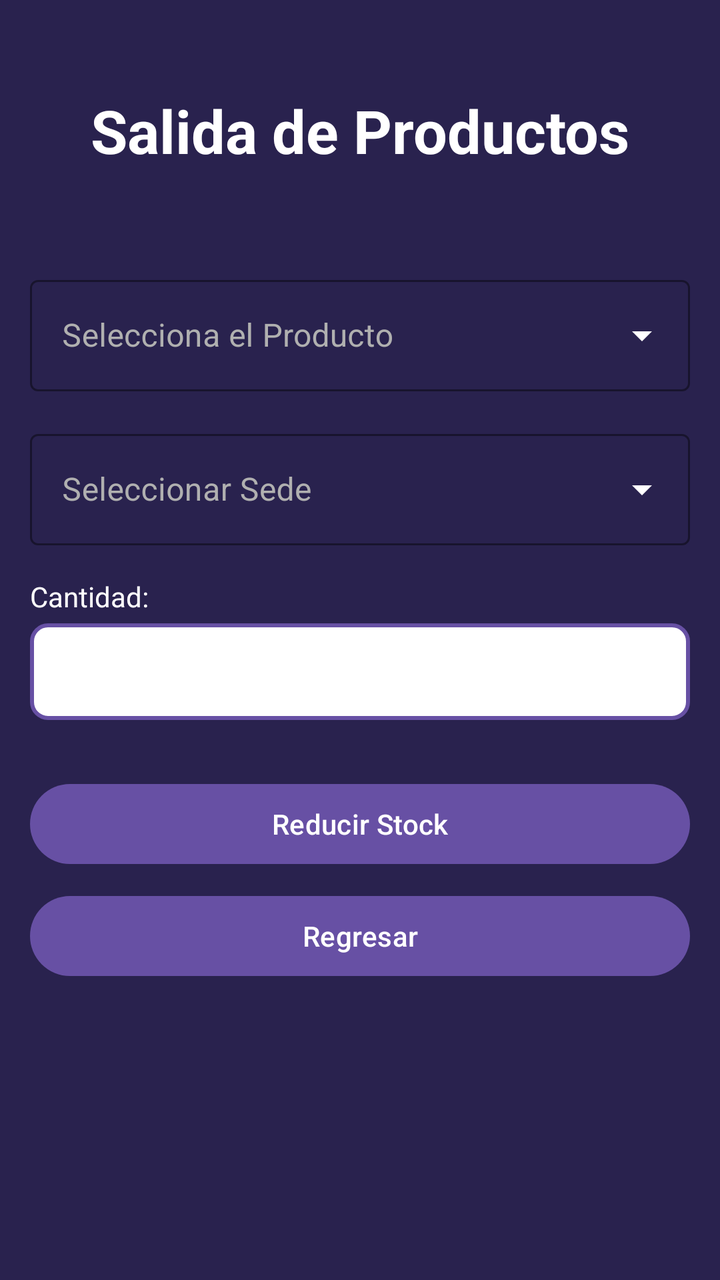
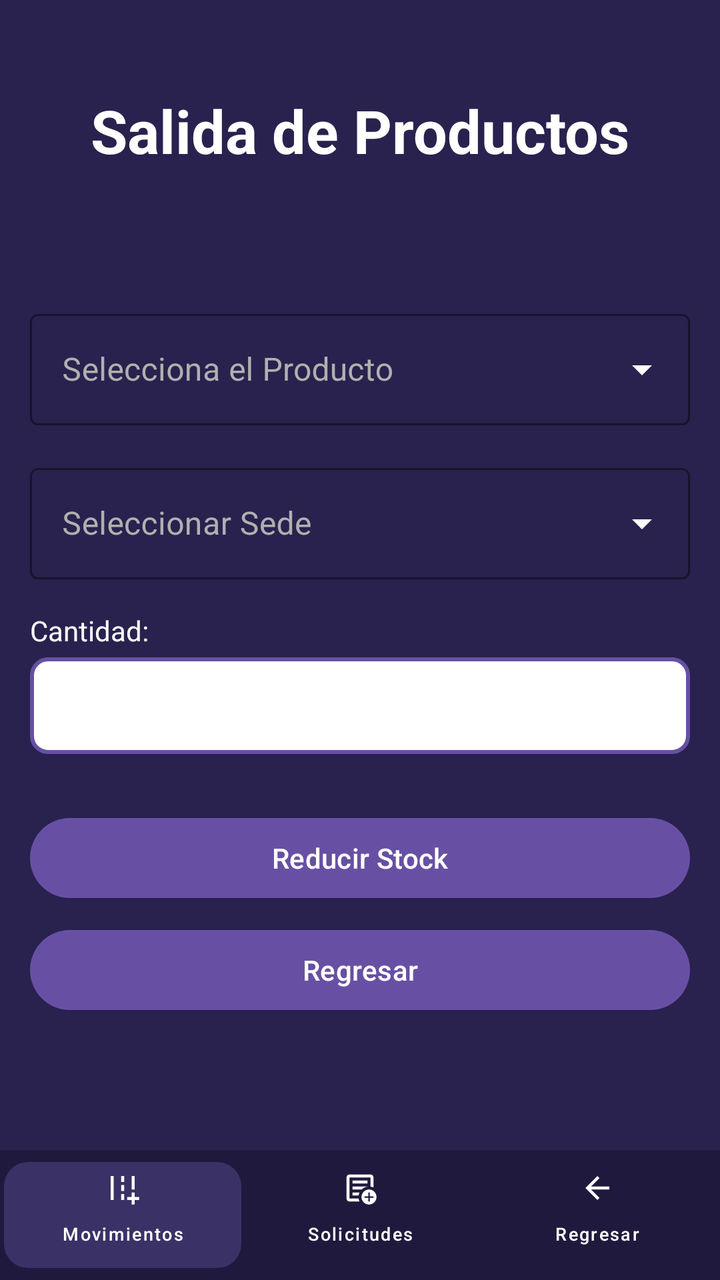

Compare the two renders of this Android layout. The source of the first and the diff that turns it into the second are given below.
<!-- AndroidManifest.xml: application theme Theme.AlcamenProyectoFinal -->
<!-- res/layout/activity_frm_salida_productos.xml -->
<?xml version="1.0" encoding="utf-8"?>
<androidx.constraintlayout.widget.ConstraintLayout xmlns:android="http://schemas.android.com/apk/res/android"
    xmlns:app="http://schemas.android.com/apk/res-auto"
    xmlns:tools="http://schemas.android.com/tools"
    android:id="@+id/main"
    android:background="#29224E"
    android:layout_width="match_parent"
    android:layout_height="match_parent"
    tools:context=".Vista.frmSalidaProductos">

    <TextView
        android:id="@+id/tvTituloSalidaProductos"
        android:layout_width="wrap_content"
        android:layout_height="wrap_content"
        android:layout_marginTop="45dp"
        android:text="Salida de Productos"
        android:textColor="#FFFFFF"
        android:textSize="30sp"
        android:textStyle="bold"
        app:layout_constraintEnd_toEndOf="parent"
        app:layout_constraintStart_toStartOf="parent"
        app:layout_constraintTop_toTopOf="parent" />

    <LinearLayout
        android:layout_width="330dp"
        android:layout_height="wrap_content"
        android:orientation="vertical"
        app:layout_constraintBottom_toBottomOf="parent"
        app:layout_constraintEnd_toEndOf="parent"
        app:layout_constraintStart_toStartOf="parent"
        app:layout_constraintTop_toBottomOf="@+id/tvTituloSalidaProductos"
        app:layout_constraintVertical_bias="0.25">

        <com.google.android.material.textfield.TextInputLayout
            android:id="@+id/txtSeleccionarProducto"
            style="@style/Widget.MaterialComponents.TextInputLayout.OutlinedBox.ExposedDropdownMenu"
            android:layout_width="match_parent"
            android:layout_height="wrap_content"
            android:layout_marginBottom="16dp"
            android:hint="Selecciona el Producto"
            app:hintTextColor="#FFFFFF"
            android:textColorHint="#B0B0B0"
            app:boxStrokeColor="#FFFFFF"
            app:endIconTint="#FFFFFF">

            <AutoCompleteTextView
                android:id="@+id/txtProductoSalida"
                android:layout_width="match_parent"
                android:layout_height="wrap_content"
                android:editable="false"
                android:inputType="none"
                android:textColor="#FFFFFF" />
        </com.google.android.material.textfield.TextInputLayout>

        <com.google.android.material.textfield.TextInputLayout
            android:id="@+id/txtSeleccionarSede"
            style="@style/Widget.MaterialComponents.TextInputLayout.OutlinedBox.ExposedDropdownMenu"
            android:layout_width="match_parent"
            android:layout_height="wrap_content"
            android:layout_marginBottom="16dp"
            android:hint="Seleccionar Sede"
            app:hintTextColor="#FFFFFF"
            android:textColorHint="#B0B0B0"
            app:boxStrokeColor="#FFFFFF"
            app:endIconTint="#FFFFFF">

            <AutoCompleteTextView
                android:id="@+id/txtSedeSalida"
                android:layout_width="match_parent"
                android:layout_height="wrap_content"
                android:editable="false"
                android:inputType="none"
                android:textColor="#FFFFFF" />
        </com.google.android.material.textfield.TextInputLayout>

        <TextView
            android:id="@+id/textView31"
            android:layout_width="match_parent"
            android:layout_height="wrap_content"
            android:text="Cantidad:"
            android:textColor="#FFFFFF"
            android:textSize="14sp"
            android:layout_marginBottom="4dp" />

        <EditText
            android:id="@+id/txtCantidadSalida"
            android:layout_width="match_parent"
            android:layout_height="wrap_content"
            android:layout_marginBottom="28dp"
            android:background="@drawable/input_border"
            android:ems="10"
            android:inputType="number"
            android:padding="12dp"
            android:textColor="#000000" />

        <Button
            android:id="@+id/button43"
            android:layout_width="match_parent"
            android:layout_height="wrap_content"
            android:onClick="btnReducirStock"
            android:text="Reducir Stock"
            android:layout_marginBottom="8dp" />

        <Button
            android:id="@+id/button44"
            android:layout_width="match_parent"
            android:layout_height="wrap_content"
            android:onClick="btnRegresar"
            android:text="Regresar" />
    </LinearLayout>

</androidx.constraintlayout.widget.ConstraintLayout>
<!-- resources referenced by this layout -->
<resources>
  <!-- drawable input_border (drawable) -->
  <?xml version="1.0" encoding="utf-8"?>
  <shape xmlns:android="http://schemas.android.com/apk/res/android"
      android:shape="rectangle">
  
      <solid android:color="#FFFFFF" />
  
      <stroke
          android:width="2dp"
          android:color="#6750A4" />
  
      <corners android:radius="8dp" />
  
  </shape>
  <style name="Theme.AlcamenProyectoFinal" parent="Base.Theme.AlcamenProyectoFinal" />
  <style name="Base.Theme.AlcamenProyectoFinal" parent="Theme.Material3.DayNight.NoActionBar">
          
          
      </style>
</resources>

<!-- the commit's change to res/layout/activity_frm_salida_productos.xml (unified diff, before → after) -->
@@ -3,11 +3,12 @@
     xmlns:app="http://schemas.android.com/apk/res-auto"
     xmlns:tools="http://schemas.android.com/tools"
     android:id="@+id/main"
-    android:background="#29224E"
     android:layout_width="match_parent"
     android:layout_height="match_parent"
+    android:background="#29224E"
     tools:context=".Vista.frmSalidaProductos">
 
+    
     <TextView
         android:id="@+id/tvTituloSalidaProductos"
         android:layout_width="wrap_content"
@@ -21,15 +22,15 @@
         app:layout_constraintStart_toStartOf="parent"
         app:layout_constraintTop_toTopOf="parent" />
 
+    
     <LinearLayout
         android:layout_width="330dp"
         android:layout_height="wrap_content"
         android:orientation="vertical"
-        app:layout_constraintBottom_toBottomOf="parent"
+        app:layout_constraintBottom_toTopOf="@+id/footerSalidaProductos"
         app:layout_constraintEnd_toEndOf="parent"
         app:layout_constraintStart_toStartOf="parent"
-        app:layout_constraintTop_toBottomOf="@+id/tvTituloSalidaProductos"
-        app:layout_constraintVertical_bias="0.25">
+        app:layout_constraintTop_toBottomOf="@+id/tvTituloSalidaProductos">
 
         <com.google.android.material.textfield.TextInputLayout
             android:id="@+id/txtSeleccionarProducto"
@@ -38,10 +39,10 @@
             android:layout_height="wrap_content"
             android:layout_marginBottom="16dp"
             android:hint="Selecciona el Producto"
-            app:hintTextColor="#FFFFFF"
             android:textColorHint="#B0B0B0"
             app:boxStrokeColor="#FFFFFF"
-            app:endIconTint="#FFFFFF">
+            app:endIconTint="#FFFFFF"
+            app:hintTextColor="#FFFFFF">
 
             <AutoCompleteTextView
                 android:id="@+id/txtProductoSalida"
@@ -59,10 +60,10 @@
             android:layout_height="wrap_content"
             android:layout_marginBottom="16dp"
             android:hint="Seleccionar Sede"
-            app:hintTextColor="#FFFFFF"
             android:textColorHint="#B0B0B0"
             app:boxStrokeColor="#FFFFFF"
-            app:endIconTint="#FFFFFF">
+            app:endIconTint="#FFFFFF"
+            app:hintTextColor="#FFFFFF">
 
             <AutoCompleteTextView
                 android:id="@+id/txtSedeSalida"
@@ -77,10 +78,10 @@
             android:id="@+id/textView31"
             android:layout_width="match_parent"
             android:layout_height="wrap_content"
+            android:layout_marginBottom="4dp"
             android:text="Cantidad:"
             android:textColor="#FFFFFF"
-            android:textSize="14sp"
-            android:layout_marginBottom="4dp" />
+            android:textSize="14sp" />
 
         <EditText
             android:id="@+id/txtCantidadSalida"
@@ -97,9 +98,9 @@
             android:id="@+id/button43"
             android:layout_width="match_parent"
             android:layout_height="wrap_content"
+            android:layout_marginBottom="8dp"
             android:onClick="btnReducirStock"
-            android:text="Reducir Stock"
-            android:layout_marginBottom="8dp" />
+            android:text="Reducir Stock" />
 
         <Button
             android:id="@+id/button44"
@@ -109,4 +110,82 @@
             android:text="Regresar" />
     </LinearLayout>
 
+    
+    <LinearLayout
+        android:id="@+id/footerSalidaProductos"
+        android:layout_width="match_parent"
+        android:layout_height="65dp"
+        android:background="#1F1A3D"
+        android:gravity="center_vertical"
+        android:orientation="horizontal"
+        android:paddingHorizontal="2dp"
+        app:layout_constraintBottom_toBottomOf="parent"
+        app:layout_constraintEnd_toEndOf="parent"
+        app:layout_constraintStart_toStartOf="parent">
+
+        
+        <com.google.android.material.button.MaterialButton
+            android:id="@+id/btnIngresoSalida"
+            style="@style/Widget.MaterialComponents.Button.UnelevatedButton"
+            android:layout_width="0dp"
+            android:layout_height="65dp"
+            android:layout_marginVertical="6dp"
+            android:layout_weight="1"
+            android:onClick="btnIngresoSalida"
+            android:paddingLeft="0dp"
+            android:paddingRight="0dp"
+            android:text="Movimientos"
+            android:textColor="@android:color/white"
+            android:textSize="9sp"
+            app:backgroundTint="#3A3266"
+            app:cornerRadius="12dp"
+            app:icon="@drawable/ic_swap_horiz"
+            app:iconGravity="top"
+            app:iconPadding="1dp"
+            app:iconSize="18dp"
+            app:iconTint="@android:color/white"
+            app:textAllCaps="false" />
+
+        
+        <com.google.android.material.button.MaterialButton
+            android:id="@+id/btnSolicitudes"
+            style="@style/Widget.MaterialComponents.Button.TextButton"
+            android:layout_width="0dp"
+            android:layout_height="match_parent"
+            android:layout_weight="1"
+            android:onClick="btnSolicitudes"
+            android:paddingLeft="0dp"
+            android:paddingRight="0dp"
+            android:text="Solicitudes"
+            android:textColor="@android:color/white"
+            android:textSize="9sp"
+            app:icon="@drawable/ic_note_add"
+            app:iconGravity="top"
+            app:iconPadding="1dp"
+            app:iconSize="18dp"
+            app:iconTint="@android:color/white"
+            app:textAllCaps="false" />
+
+        
+        <com.google.android.material.button.MaterialButton
+            android:id="@+id/btnRegresarFooter"
+            style="@style/Widget.MaterialComponents.Button.TextButton"
+            android:layout_width="0dp"
+            android:layout_height="match_parent"
+            android:layout_weight="1"
+            android:onClick="btnRegresar"
+            android:paddingLeft="0dp"
+            android:paddingRight="0dp"
+            android:text="Regresar"
+            android:textColor="@android:color/white"
+            android:textSize="9sp"
+            app:icon="@drawable/ic_arrow_back"
+            app:iconGravity="top"
+            app:iconPadding="1dp"
+            app:iconSize="18dp"
+            app:iconTint="@android:color/white"
+            app:textAllCaps="false" />
+
+    </LinearLayout>
+
 </androidx.constraintlayout.widget.ConstraintLayout>
<!-- resource entries referenced after the edit -->
@@ -1,5 +1,23 @@
 <!-- resources referenced by this layout -->
 <resources>
+  <!-- drawable ic_arrow_back (drawable) -->
+  <vector xmlns:android="http://schemas.android.com/apk/res/android" android:autoMirrored="true" android:height="24dp" android:tint="#000000" android:viewportHeight="960" android:viewportWidth="960" android:width="24dp">
+        
+      <path android:fillColor="@android:color/white" android:pathData="M313,520L537,744L480,800L160,480L480,160L537,216L313,440L800,440L800,520L313,520Z"/>
+      
+  </vector>
+  <!-- drawable ic_note_add (drawable) -->
+  <vector xmlns:android="http://schemas.android.com/apk/res/android" android:height="24dp" android:tint="#000000" android:viewportHeight="960" android:viewportWidth="960" android:width="24dp">
+        
+      <path android:fillColor="@android:color/white" android:pathData="M200,840Q167,840 143.5,816.5Q120,793 120,760L120,200Q120,167 143.5,143.5Q167,120 200,120L760,120Q793,120 816.5,143.5Q840,167 840,200L840,468Q821,459 801,452.5Q781,446 760,443L760,200Q760,200 760,200Q760,200 760,200L200,200Q200,200 200,200Q200,200 200,200L200,760Q200,760 200,760Q200,760 200,760L442,760Q445,782 451.5,802Q458,822 467,840L200,840ZM200,720Q200,731 200,740.5Q200,750 200,760L200,760Q200,760 200,760Q200,760 200,760L200,200Q200,200 200,200Q200,200 200,200L200,200Q200,200 200,200Q200,200 200,200L200,443Q200,441 200,440.5Q200,440 200,440Q200,440 200,522Q200,604 200,720ZM280,680L443,680Q446,659 452.5,639Q459,619 467,600L280,600L280,680ZM280,520L524,520Q556,490 595.5,470Q635,450 680,443L680,440L280,440L280,520ZM280,360L680,360L680,280L280,280L280,360ZM720,920Q637,920 578.5,861.5Q520,803 520,720Q520,637 578.5,578.5Q637,520 720,520Q803,520 861.5,578.5Q920,637 920,720Q920,803 861.5,861.5Q803,920 720,920ZM700,840L740,840L740,740L840,740L840,700L740,700L740,600L700,600L700,700L600,700L600,740L700,740L700,840Z"/>
+      
+  </vector>
+  <!-- drawable ic_swap_horiz (drawable) -->
+  <vector xmlns:android="http://schemas.android.com/apk/res/android" android:height="24dp" android:tint="#000000" android:viewportHeight="960" android:viewportWidth="960" android:width="24dp">
+        
+      <path android:fillColor="@android:color/white" android:pathData="M720,920L720,800L600,800L600,720L720,720L720,600L800,600L800,720L920,720L920,800L800,800L800,920L720,920ZM720,520L720,160L800,160L800,520L720,520ZM160,800L160,160L240,160L240,800L160,800ZM440,320L440,160L520,160L520,320L440,320ZM440,560L440,400L520,400L520,560L440,560ZM440,800L440,640L520,640L520,800L440,800Z"/>
+      
+  </vector>
   <!-- drawable input_border (drawable) -->
   <?xml version="1.0" encoding="utf-8"?>
   <shape xmlns:android="http://schemas.android.com/apk/res/android"
